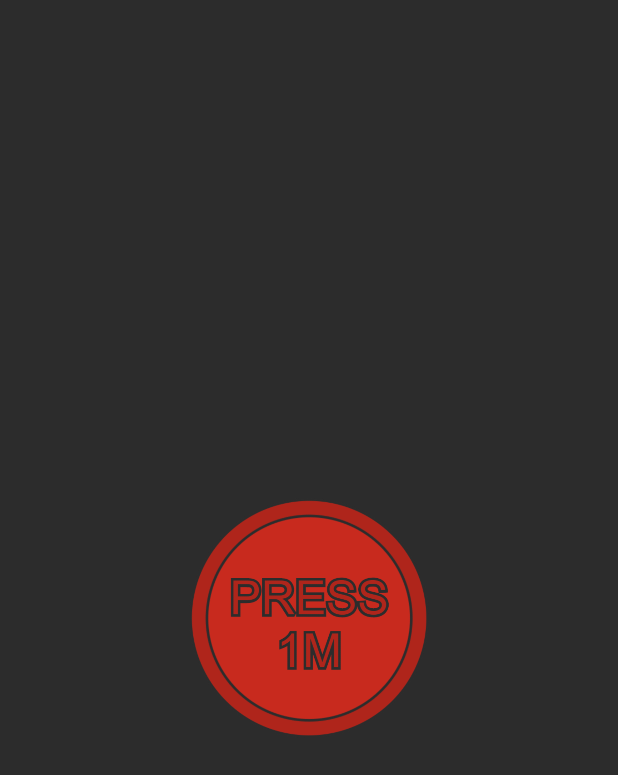
After one commit to m3r1v3-archive/PressOneMillionTimes, an Android app: the SplashActivity screen opened directly, with no data from a screen before it, on a phone screen of 412 x 824 dp. The commit adds this screen. Shown: the top 775 px of the screen. Run offline under Robolectric (Android 15) with nearby library versions, the phone set to English and light mode, and no system bars; 1 statement that could not run was skipped.

Commit message:
Update code
Update splash system
Refactoring MainActivity, Finish, Rotation
Update activity_main.xml, activity_finish.xml, styles.xml, splash.xml
Delete counter.xml

```diff
--- /dev/null
+++ b/app/src/main/java/com/merive/press1mtimes/SplashActivity.java
@@ -0,0 +1,16 @@
+package com.merive.press1mtimes;
+
+import android.content.Intent;
+import android.os.Bundle;
+
+import androidx.appcompat.app.AppCompatActivity;
+
+public class SplashActivity extends AppCompatActivity {
+
+    @Override
+    protected void onCreate(Bundle savedInstanceState) {
+        super.onCreate(savedInstanceState);
+        startActivity(new Intent(SplashActivity.this, MainActivity.class));
+        finish();
+    }
+}
--- a/app/src/main/res/drawable/counter.xml
+++ /dev/null
@@ -1,5 +0,0 @@
-<?xml version="1.0" encoding="utf-8"?>
-<shape xmlns:android="http://schemas.android.com/apk/res/android"
-    android:shape="rectangle">
-    <solid android:color="@color/colorAccent"/>
-</shape>
--- a/app/src/main/res/drawable/splash.xml
+++ b/app/src/main/res/drawable/splash.xml
@@ -4,8 +4,8 @@
     android:opacity="opaque">
     <item android:drawable="@color/colorPrimaryDark" />
     <item
-        android:width="164dp"
-        android:height="164dp"
+        android:width="160dp"
+        android:height="160dp"
         android:drawable="@drawable/icon"
         android:gravity="center"
         tools:ignore="UnusedAttribute" />
--- a/app/src/main/res/layout/activity_finish.xml
+++ b/app/src/main/res/layout/activity_finish.xml
@@ -17,8 +17,7 @@
         app:layout_constraintEnd_toEndOf="@+id/exit"
         app:layout_constraintStart_toStartOf="@+id/exit"
         app:layout_constraintTop_toTopOf="@+id/exit"
-        app:srcCompat="@drawable/easter_egg"
-        tools:visibility="invisible" />
+        app:srcCompat="@drawable/easter_egg" />
 
     <ImageButton
         android:id="@+id/exit"
@@ -30,6 +29,7 @@
         android:onClick="exitClick"
         android:textColor="@color/colorAccent"
         android:textSize="36sp"
+        android:visibility="visible"
         app:layout_constraintBottom_toBottomOf="parent"
         app:layout_constraintEnd_toEndOf="parent"
         app:layout_constraintHorizontal_bias="0.500"
@@ -81,7 +81,6 @@
         android:textSize="18sp"
         app:layout_constraintBottom_toBottomOf="parent"
         app:layout_constraintEnd_toEndOf="parent"
-        app:layout_constraintHorizontal_bias="0.496"
         app:layout_constraintStart_toStartOf="parent"
         app:layout_constraintTop_toTopOf="parent"
         app:layout_constraintVertical_bias="0.95" />
--- a/app/src/main/res/layout/activity_main.xml
+++ b/app/src/main/res/layout/activity_main.xml
@@ -48,9 +48,9 @@
 
     <TextView
         android:id="@+id/counter"
-        android:layout_width="105dp"
+        android:layout_width="110dp"
         android:layout_height="32dp"
-        android:background="@drawable/counter"
+        android:background="@color/colorAccent"
         android:fontFamily="sans-serif-smallcaps"
         android:text="@string/counter"
         android:textAlignment="center"
--- a/app/src/main/res/values/styles.xml
+++ b/app/src/main/res/values/styles.xml
@@ -1,22 +1,24 @@
 <resources>
     <!-- Base application theme. -->
     <style name="AppTheme" parent="Theme.AppCompat.NoActionBar">
+
         <!-- App Theme. -->
         <item name="colorPrimary">@color/colorPrimary</item>
         <item name="colorPrimaryDark">@color/colorAccent</item>
         <item name="colorAccent">@color/colorAccent</item>
+        <!--    Set action bar color.    -->
         <item name="android:actionBarStyle">@color/colorPrimaryDark</item>
     </style>
     <!-- Splash theme. -->
     <style name="SplashTheme" parent="Theme.AppCompat.NoActionBar">
-        <!--    Set splash.    -->
         <item name="android:windowBackground">@drawable/splash</item>
 
+        <!--    Theme colors.    -->
         <item name="colorPrimary">@color/colorPrimary</item>
         <item name="colorPrimaryDark">@color/colorPrimaryDark</item>
         <item name="colorAccent">@color/colorAccent</item>
 
-        <!--    Hide status bar.    -->
+        <!--    Hide action bar.    -->
         <item name="android:windowFullscreen">true</item>
     </style>
 </resources>
```
Also changed, not shown: app/src/main/AndroidManifest.xml (+8 -2 lines), app/src/main/java/com/merive/press1mtimes/Finish.java (+18 -17 lines), app/src/main/java/com/merive/press1mtimes/MainActivity.java (+7 -14 lines), app/src/main/java/com/merive/press1mtimes/Rotation.java (+6 -5 lines).
